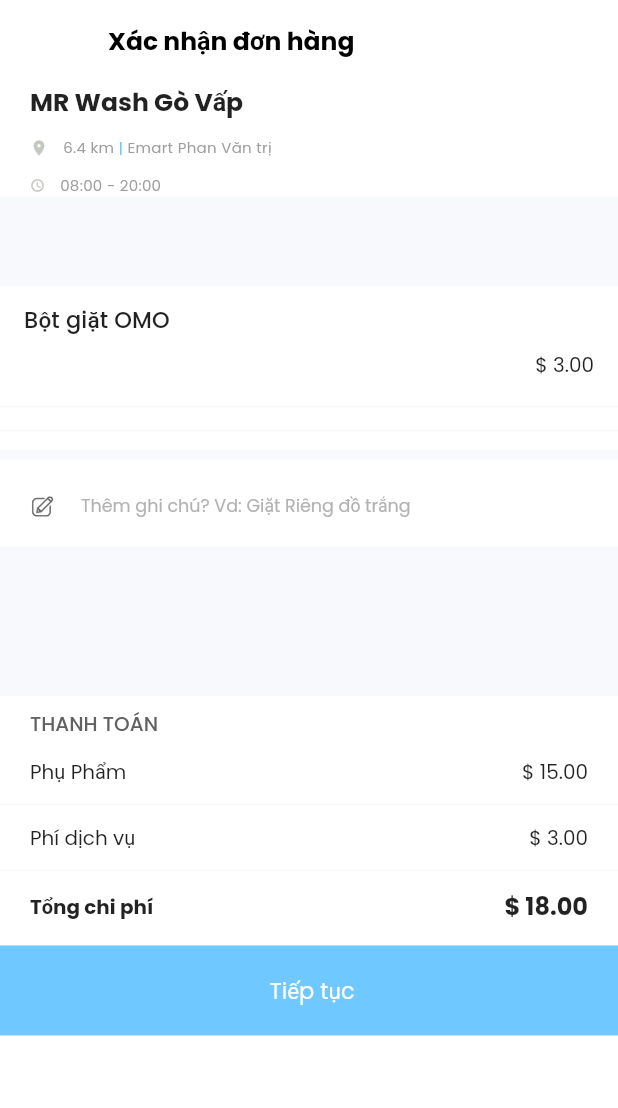
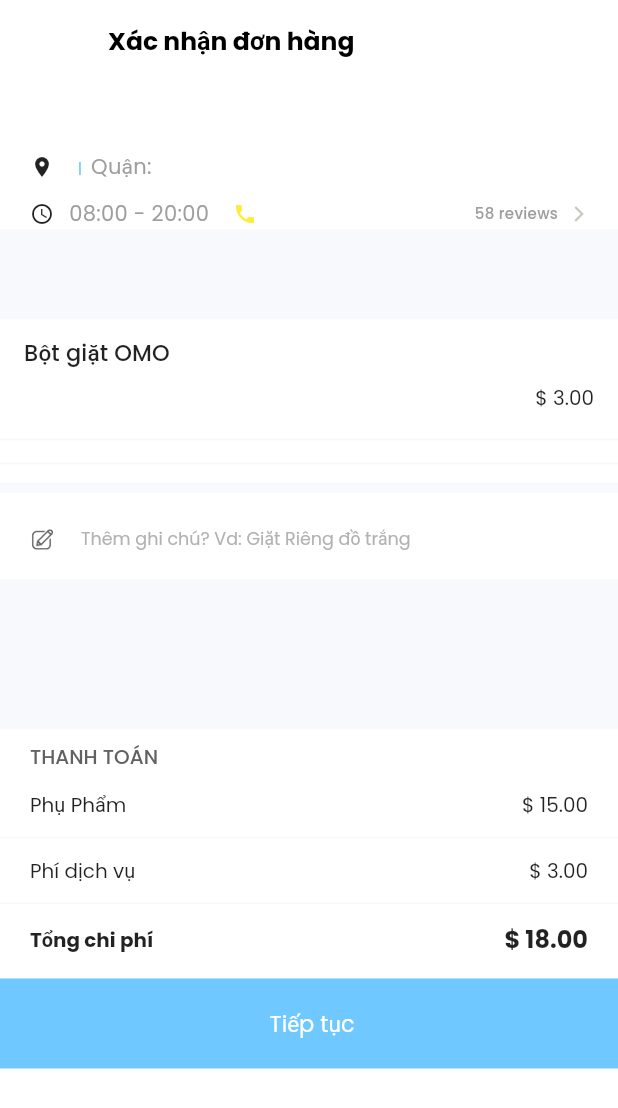
Before and after one commit to thanhlong0949/mrwash, a Flutter app: the ItemsPage screen opened directly with empty values, after a tap on "Xem đơn", on a phone screen of 412 x 824 dp. Shown: the top 1108 px of the screen. Run offline on Flutter 3.47's test engine with Material 2 defaults, Android fonts, the phone set to English and light mode, and no system bars; our stand-ins replace bloc, country_code_picker, equatable, flutter_bloc, flutter_phoenix, get_it and 2 more; missing offline and left inert: animation_wrappers, ferry, ferry_flutter, flutter_polyline_points, gql_http_link; accounts and stored records are empty.

```diff
--- a/lib/Pages/items.dart
+++ b/lib/Pages/items.dart
@@ -1,10 +1,10 @@
 import 'package:animation_wrappers/animation_wrappers.dart';
 import 'package:any_wash/Components/custom_appbar.dart';
 import 'package:any_wash/Locale/locales.dart';
+import 'package:any_wash/Pages/view_cart.dart';
 import 'package:any_wash/Routes/routes.dart';
 import 'package:any_wash/Theme/colors.dart';
 import 'package:any_wash/src/screen/list_equipment.dart';
-import 'package:any_wash/src/service.dart';
 import 'package:any_wash/src/vendor.dart';
 import 'package:any_wash/src/screen/list_service.dart';
 import 'package:flutter/material.dart';
@@ -187,20 +187,19 @@ class _ItemsPageState extends State<ItemsPage> {
                   width: 18.3,
                 ),
                 SizedBox(width: 20.7),
-                Text(
-                  'Items: 2 | \$ 7.50',
-                  style: Theme.of(context)
-                      .textTheme
-                      .subtitle1!
-                      .copyWith(color: Colors.white),
-                ),
                 Spacer(),
                 TextButton(
                   style: TextButton.styleFrom(
                     backgroundColor: Colors.white,
                   ),
-                  onPressed: () =>
-                      Navigator.pushNamed(context, PageRoutes.viewCart),
+                  onPressed: () => Navigator.push(
+                    context,
+                    new MaterialPageRoute(
+                      builder: (context) => new ViewCart(
+                        vendor: vendor,
+                      ),
+                    ),
+                  ),
                   child: Padding(
                     padding: EdgeInsets.symmetric(horizontal: 8.0),
                     child: Text(
--- a/lib/Pages/view_cart.dart
+++ b/lib/Pages/view_cart.dart
@@ -3,6 +3,7 @@ import 'package:any_wash/Components/bottom_bar.dart';
 import 'package:any_wash/Locale/locales.dart';
 import 'package:any_wash/Routes/routes.dart';
 import 'package:any_wash/Theme/colors.dart';
+import 'package:any_wash/src/vendor.dart';
 import 'package:flutter/material.dart';
 
 List<DropdownMenuItem<String>> listDrop = [];
@@ -26,14 +27,18 @@ void loadData() {
 }
 
 class ViewCart extends StatefulWidget {
+  Vendor vendor;
+  ViewCart({Key? key, required this.vendor});
   @override
-  _ViewCartState createState() => _ViewCartState();
+  _ViewCartState createState() => _ViewCartState(vendor);
 }
 
 class _ViewCartState extends State<ViewCart> {
+  Vendor vendor;
   int _itemCount = 0;
   // int _itemCount1 = 0;
   // int _itemCount2 = 0;
+  _ViewCartState(this.vendor);
 
   @override
   Widget build(BuildContext context) {
@@ -54,7 +59,7 @@ class _ViewCartState extends State<ViewCart> {
                   child: Column(
                     crossAxisAlignment: CrossAxisAlignment.start,
                     children: <Widget>[
-                      Text(AppLocalizations.of(context)!.quickWasher!,
+                      Text(vendor.name,
                           style: Theme.of(context)
                               .textTheme
                               .headline4!
@@ -64,23 +69,36 @@ class _ViewCartState extends State<ViewCart> {
                       SizedBox(
                         height: 10.0,
                       ),
+                      SizedBox(
+                        height: 10.0,
+                      ),
                       Row(
                         children: <Widget>[
                           Icon(
                             Icons.location_on,
-                            color: kIconColor,
-                            size: 12,
+                            color: Colors.black87,
+                            size: 16,
                           ),
                           SizedBox(width: 10.0),
-                          Text('6.4 km ',
-                              style: Theme.of(context).textTheme.overline),
-                          Text('| ',
+                          Text(
+                            vendor.street,
+                            style: Theme.of(context)
+                                .textTheme
+                                .overline!
+                                .copyWith(fontSize: 14),
+                          ),
+                          Text('  |  ',
                               style: Theme.of(context)
                                   .textTheme
                                   .overline!
                                   .copyWith(color: kMainColor)),
-                          Text(AppLocalizations.of(context)!.storeAddress!,
-                              style: Theme.of(context).textTheme.overline),
+                          Text(
+                            'Quận: ' + vendor.district,
+                            style: Theme.of(context)
+                                .textTheme
+                                .overline!
+                                .copyWith(fontSize: 14),
+                          ),
                         ],
                       ),
                       SizedBox(
@@ -90,13 +108,47 @@ class _ViewCartState extends State<ViewCart> {
                         children: [
                           Icon(
                             Icons.access_time,
-                            color: kIconColor,
-                            size: 10,
+                            color: Colors.black87,
+                            size: 16,
                           ),
                           SizedBox(width: 10.0),
-                          Text('08:00 - 20:00',
-                              style: Theme.of(context).textTheme.overline),
+                          Text(
+                            '08:00 - 20:00',
+                            style: Theme.of(context)
+                                .textTheme
+                                .overline!
+                                .copyWith(fontSize: 14),
+                          ),
+                          SizedBox(
+                            width: 16,
+                          ),
+                          Icon(
+                            Icons.phone,
+                            color: Colors.yellow,
+                            size: 16,
+                          ),
+                          SizedBox(width: 8.0),
+                          Text(
+                            vendor.phone,
+                            style: Theme.of(context)
+                                .textTheme
+                                .overline!
+                                .copyWith(fontSize: 14),
+                          ),
                           Spacer(),
+                          Text('58 reviews',
+                              style: Theme.of(context)
+                                  .textTheme
+                                  .overline!
+                                  .copyWith(
+                                    fontWeight: FontWeight.w500,
+                                  )),
+                          SizedBox(width: 8.0),
+                          Icon(
+                            Icons.arrow_forward_ios,
+                            color: kIconColor,
+                            size: 12,
+                          ),
                         ],
                       ),
                     ],
--- a/lib/Routes/routes.dart
+++ b/lib/Routes/routes.dart
@@ -60,7 +60,6 @@ class PageRoutes {
       loginNavigator: (context) => LoginNavigator(),
       orderMapPage: (context) => OrderMapPage(),
       chatPage: (context) => ChatPage(),
-      viewCart: (context) => ViewCart(),
       paymentMethod: (context) => PaymentPage(),
       orderPlaced: (context) => OrderPlaced(),
       wallet: (context) => WalletPage(),
```
Also changed, not shown: lib/src/screen/list_equipment.dart (+8 -6 lines), lib/src/screen/list_service.dart (+74 -65 lines).
